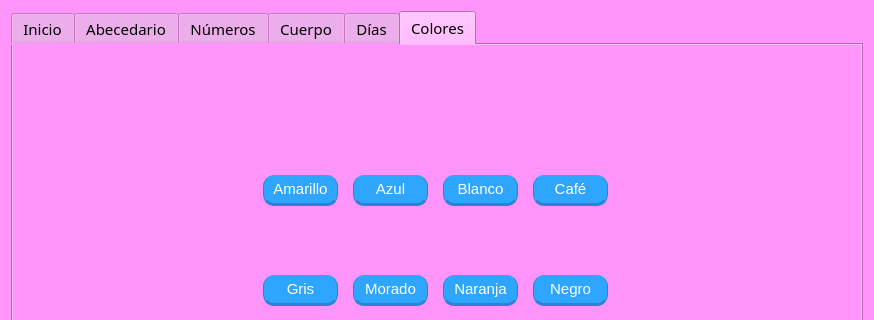
Above: IG4.ui from lulacuna16/TT-2021-A004 before the change; both pictures show x 0 to 874 and y 0 to 320 of the 874 by 492 pixel window. Below: the same form after it.
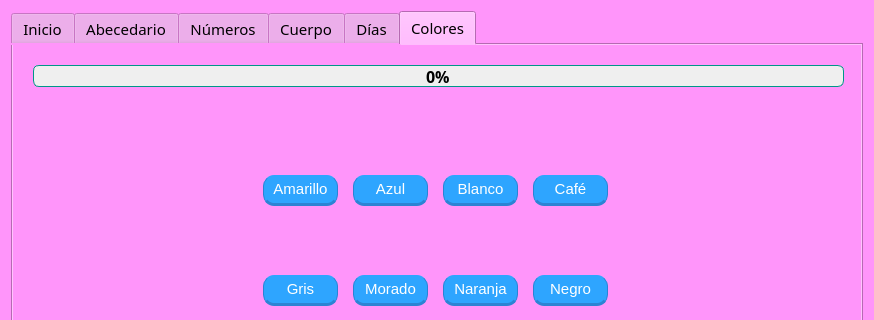
That is the form after the change. The open tabs and pages were chosen to show the change. Icons and pictures are not drawn.

```diff
--- a/IG4.ui
+++ b/IG4.ui
@@ -5623,6 +5623,37 @@
         </property>
        </widget>
       </widget>
+      <widget class="QProgressBar" name="progressBar_colores">
+       <property name="geometry">
+        <rect>
+         <x>20</x>
+         <y>20</y>
+         <width>811</width>
+         <height>22</height>
+        </rect>
+       </property>
+       <property name="styleSheet">
+        <string notr="true">QProgressBar{
+    text-align: center;
+    font: 12pt Segoe Print;
+    font-weight: bold;
+    color: black;
+    min-height: 20px;
+    max-height: 20px;
+    border-radius: 6px;
+    border: 1px solid #009688;
+    background-color: #EFEFEF;
+}
+QProgressBar::chunk{
+    border-radius: 6px;
+    background-color: #009688;
+}
+</string>
+       </property>
+       <property name="value">
+        <number>0</number>
+       </property>
+      </widget>
      </widget>
     </widget>
    </item>
```
Left out of the diff: 292 changed lines with no effect on the pictures.
